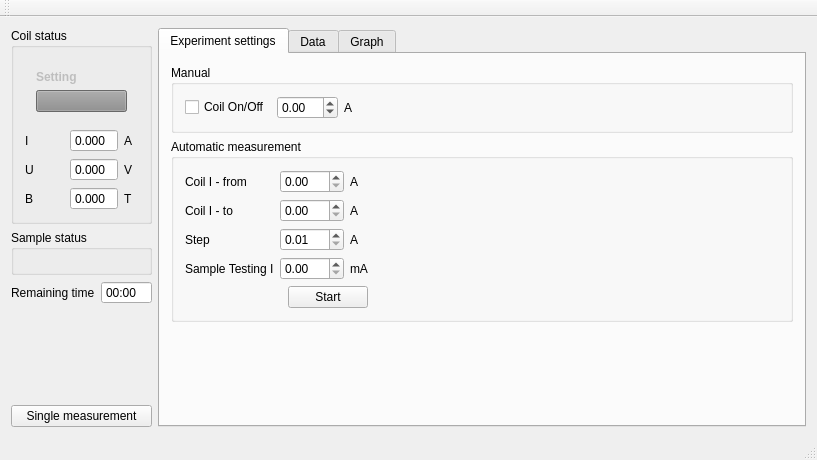
The window that hall/mainwindow.ui (mBr001/hall) describes before a commit, drawn with Qt 5.
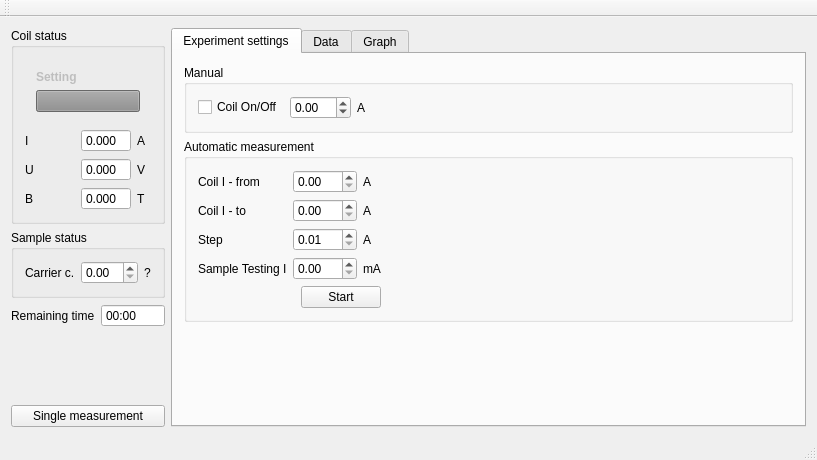
The same window after the commit. Custom widgets are drawn as their Qt base class.

Commit message: refactor CSV file header

What changed in the file:
```diff
--- a/hall/mainwindow.ui
+++ b/hall/mainwindow.ui
@@ -185,7 +185,25 @@
           <property name="title">
            <string>Sample status</string>
           </property>
-          <layout class="QGridLayout" name="gridLayout"/>
+          <layout class="QGridLayout" name="gridLayout">
+           <item row="0" column="0">
+            <widget class="QLabel" name="label_4">
+             <property name="text">
+              <string>Carrier c.</string>
+             </property>
+            </widget>
+           </item>
+           <item row="0" column="1">
+            <widget class="QDoubleSpinBox" name="samplecCarrierDoubleSpinBox"/>
+           </item>
+           <item row="0" column="2">
+            <widget class="QLabel" name="label_9">
+             <property name="text">
+              <string>?</string>
+             </property>
+            </widget>
+           </item>
+          </layout>
          </widget>
         </item>
         <item>
```
The commit also changes 2 other files.
